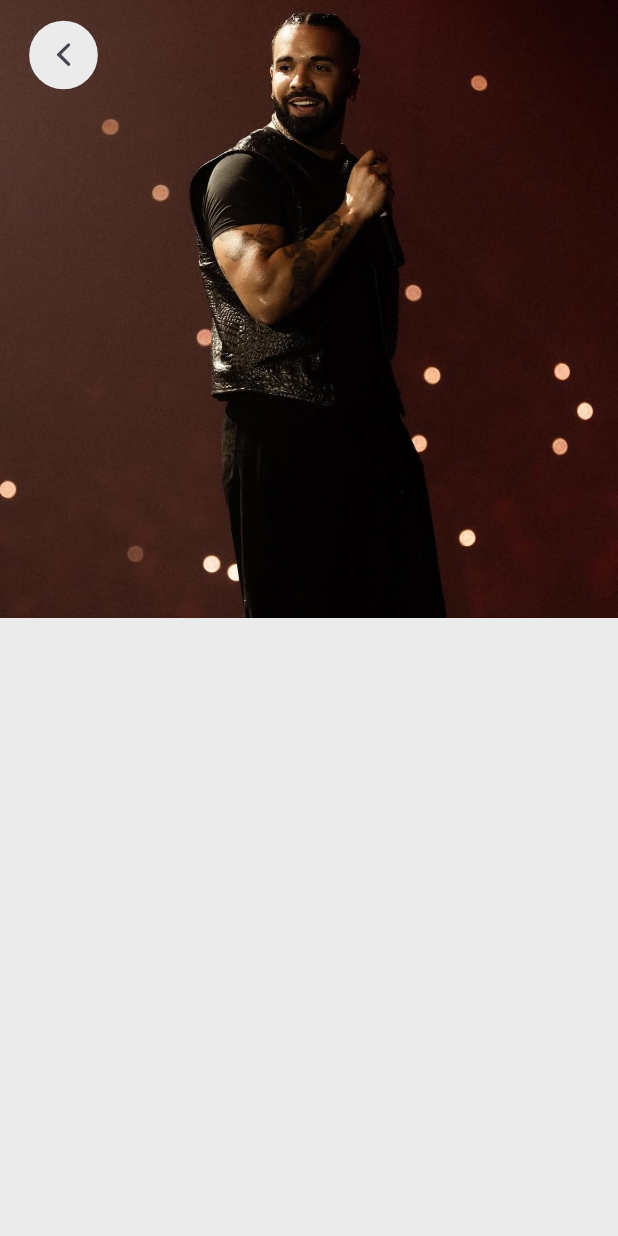
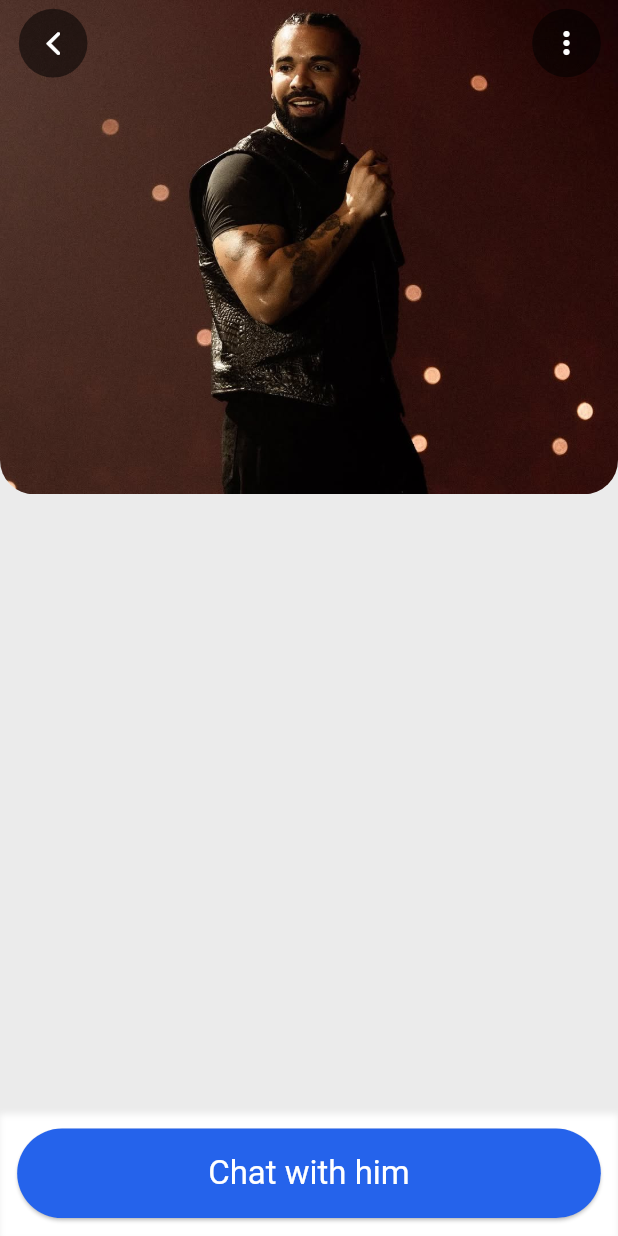
Before and after one commit to ayindequdus22/celeb-voice, a Flutter app: the screen it shows after launch, after a tap on "Drake", on a phone screen of 412 x 824 dp. Run offline on Flutter 3.47's test engine with Material 3 defaults, Android fonts, the phone set to English and light mode, and no system bars; our stand-ins replace flutter_otp_text_field, flutter_screenutil, get, google_fonts, shared_preferences.

Commit message:
feat: working on artists page

```diff
--- a/lib/screens/celeb_page.dart
+++ b/lib/screens/celeb_page.dart
@@ -9,6 +9,7 @@ class CelebPage extends StatelessWidget {
   final HomeCelebrityModel celeb;
   @override
   Widget build(BuildContext context) {
+    final themeContext = Theme.of(context);
     return SafeArea(
       child: Scaffold(
         body: Column(
@@ -17,36 +18,101 @@ class CelebPage extends StatelessWidget {
               alignment: Alignment.center,
               clipBehavior: Clip.none,
               children: [
-                Hero(
+                ClipRRect(
+                  borderRadius: BorderRadius.vertical(
+                    bottom: Radius.circular(20.r),
+                  ),
+                  child: Hero(
                     tag: celeb.image,
-                  child: Image(image: AssetImage(celeb.image)),
+                    child: Image(
+                      image: AssetImage(celeb.image),
+                      height: ScreenUtil().screenHeight / 2.5,
+                      fit: BoxFit.fitWidth,
+                      alignment: AlignmentGeometry.topCenter,
+                      width: ScreenUtil().screenWidth,
+                    ),
+                  ),
                 ),
                 Positioned(
                   top: 4.h,
-                  left: 10.w,
+                  left: 0,
+                  width: ScreenUtil().screenWidth,
+                  child: Padding(
+                    padding: EdgeInsets.symmetric(horizontal: 10.r),
                     child: Row(
-                    mainAxisAlignment: MainAxisAlignment.start,
+                      mainAxisAlignment: MainAxisAlignment.spaceBetween,
                       crossAxisAlignment: CrossAxisAlignment.start,
                       children: [
                         IconButton(
+                          padding: EdgeInsets.zero,
                           onPressed: () => Get.back(),
                           icon: Container(
                             height: 40.h,
                             width: 40.w,
                             decoration: BoxDecoration(
-                            color: context.theme.colorScheme.surface,
+                              color: Colors.black54,
                               shape: BoxShape.circle,
                             ),
-                          child: Icon(CupertinoIcons.back),
+                            child: Icon(
+                              CupertinoIcons.back,
+                              color: Colors.white,
                             ),
                           ),
+                        ),
+
+                        PopupMenuButton<String>(
+                          child: Container(
+                            height: 40.h,
+                            width: 40.w,
+                            decoration: BoxDecoration(
+                              color: Colors.black54,
+                              shape: BoxShape.circle,
+                            ),
+                            child: Icon(
+                              Icons.more_vert_rounded,
+                              color: Colors.white,
+                            ),
+                          ),
+                          onSelected: (value) {
+                            // Handle menu selection
+                          },
+                          itemBuilder: (BuildContext context) => [
+                            PopupMenuItem(
+                              value: 'settings',
+                              child: Text('Settings'),
+                            ),
+                            PopupMenuItem(
+                              value: 'logout',
+                              child: Text('Logout'),
+                            ),
                           ],
+                        ),
+                      ],
+                    ),
                   ),
                 ),
               ],
             ),
           ],
         ),
+        bottomNavigationBar: Container(
+          decoration: BoxDecoration(
+            boxShadow: [
+              BoxShadow(
+                color: themeContext.colorScheme.onSecondary,
+                spreadRadius: 1, // Spread radius
+                blurRadius: 3, // Blur radius
+                offset: Offset(0, 3), // Shadow position (x, y)
+              ),
+            ],
+          ),
+          padding: EdgeInsets.symmetric(horizontal: 10.r, vertical: 10.h),
+          child: ElevatedButton(
+            onPressed: () {},
+            style: ButtonStyle(),
+            child: Text("Chat with him"),
+          ),
+        ),
       ),
     );
   }
```
Lines whose indentation alone changed are shown as unchanged.
